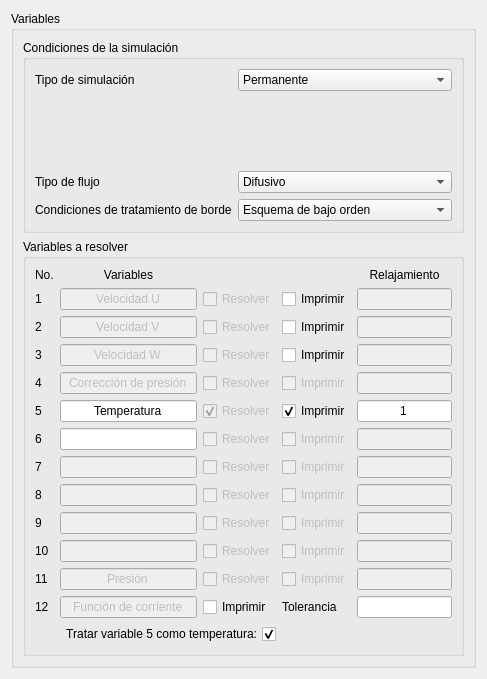
Above: variables_window/ui/variables_window.ui from luisdavidrodm/PrePRODIC3D before the change. Below: the same form after it.
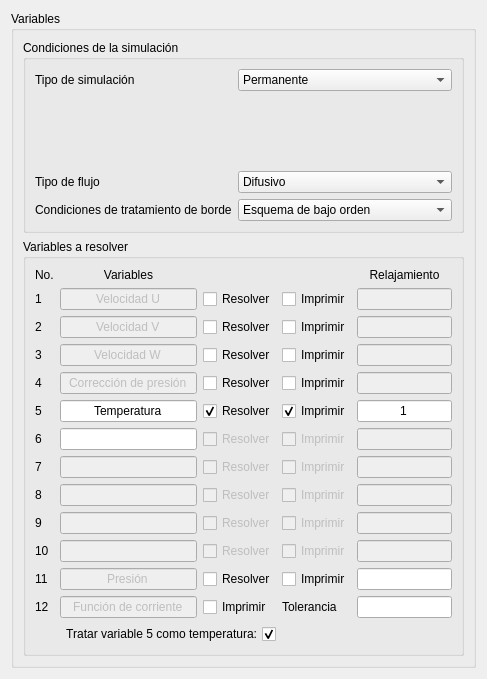
That is the form after the change.

The edit to the form file:
```diff
--- a/variables_window/ui/variables_window.ui
+++ b/variables_window/ui/variables_window.ui
@@ -211,7 +211,7 @@
          <item row="4" column="4">
           <widget class="QCheckBox" name="chb_kprint4">
            <property name="enabled">
-            <bool>false</bool>
+            <bool>true</bool>
            </property>
            <property name="text">
             <string>Imprimir</string>
@@ -271,7 +271,7 @@
          <item row="3" column="3">
           <widget class="QCheckBox" name="chb_ksolve3">
            <property name="enabled">
-            <bool>false</bool>
+            <bool>true</bool>
            </property>
            <property name="text">
             <string>Resolver</string>
@@ -349,7 +349,7 @@
          <item row="11" column="5">
           <widget class="QLineEdit" name="le_relax11">
            <property name="enabled">
-            <bool>false</bool>
+            <bool>true</bool>
            </property>
            <property name="alignment">
             <set>Qt::AlignCenter</set>
@@ -396,7 +396,7 @@
          <item row="4" column="3">
           <widget class="QCheckBox" name="chb_ksolve4">
            <property name="enabled">
-            <bool>false</bool>
+            <bool>true</bool>
            </property>
            <property name="text">
             <string>Resolver</string>
@@ -463,7 +463,7 @@
          <item row="1" column="3">
           <widget class="QCheckBox" name="chb_ksolve1">
            <property name="enabled">
-            <bool>false</bool>
+            <bool>true</bool>
            </property>
            <property name="text">
             <string>Resolver</string>
@@ -473,7 +473,7 @@
          <item row="2" column="3">
           <widget class="QCheckBox" name="chb_ksolve2">
            <property name="enabled">
-            <bool>false</bool>
+            <bool>true</bool>
            </property>
            <property name="text">
             <string>Resolver</string>
@@ -483,7 +483,7 @@
          <item row="5" column="3">
           <widget class="QCheckBox" name="chb_ksolve5">
            <property name="enabled">
-            <bool>false</bool>
+            <bool>true</bool>
            </property>
            <property name="text">
             <string>Resolver</string>
@@ -503,7 +503,7 @@
          <item row="11" column="3">
           <widget class="QCheckBox" name="chb_ksolve11">
            <property name="enabled">
-            <bool>false</bool>
+            <bool>true</bool>
            </property>
            <property name="text">
             <string>Resolver</string>
@@ -637,7 +637,7 @@
          <item row="11" column="4">
           <widget class="QCheckBox" name="chb_kprint11">
            <property name="enabled">
-            <bool>false</bool>
+            <bool>true</bool>
            </property>
            <property name="text">
             <string>Imprimir</string>
```
